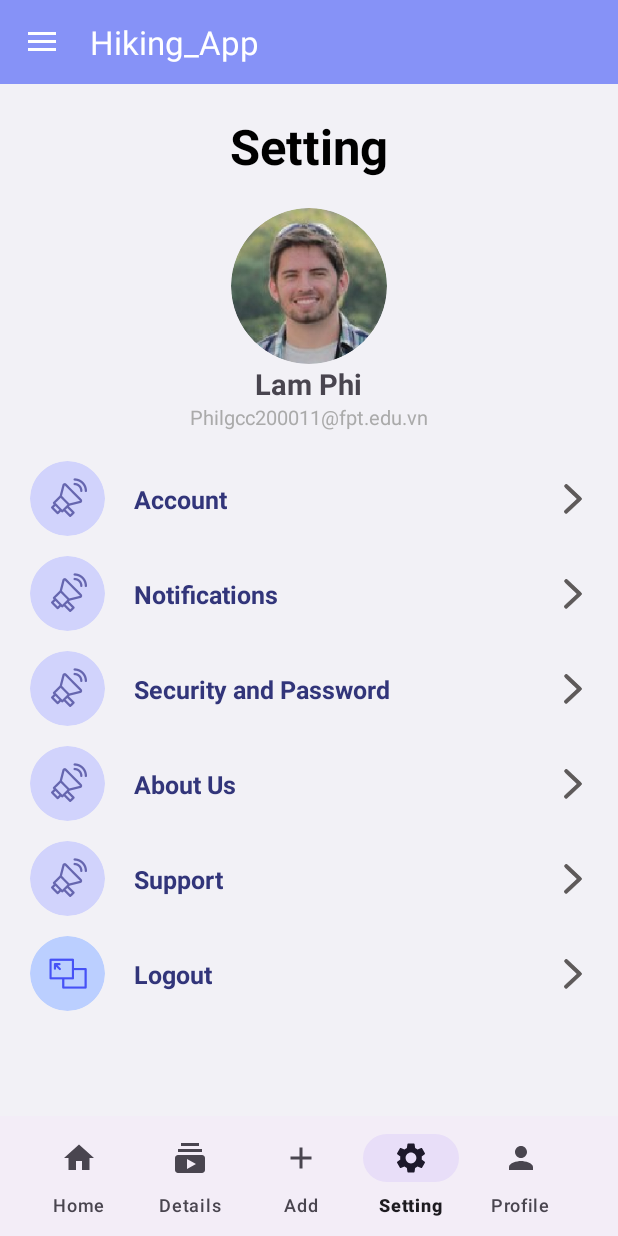
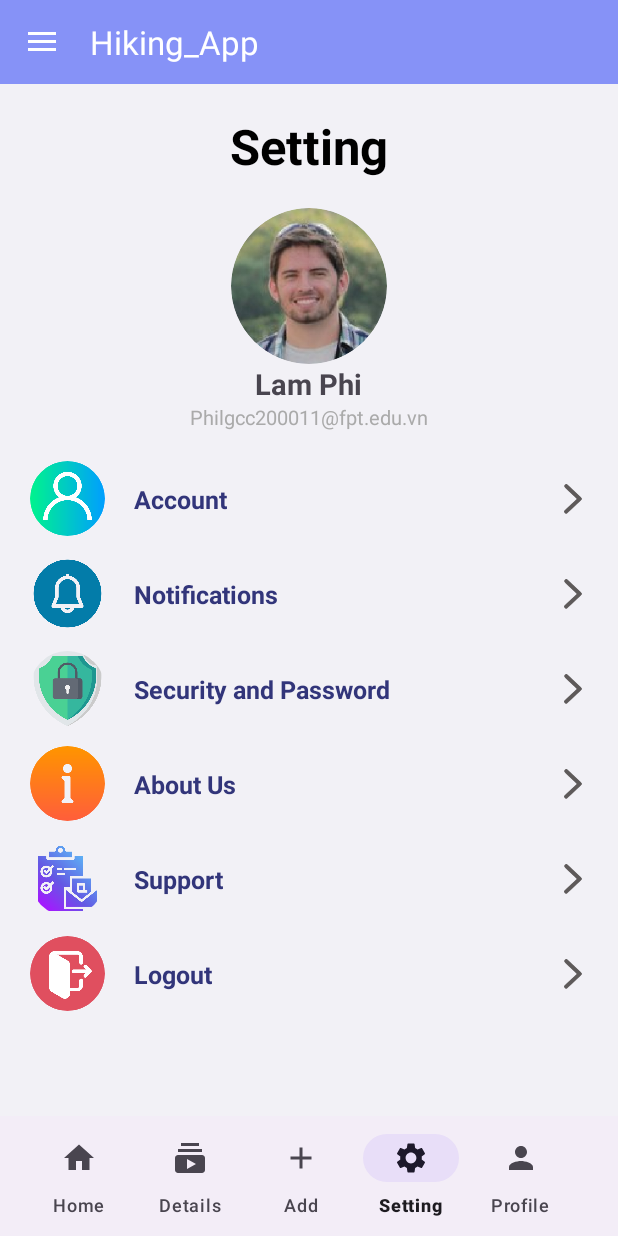
Before and after one commit to SkullCuong/Moblie_COMP1786, an Android app: the screen it shows after launch (MainActivity2), item 4 of the bottom bar chosen, on a phone screen of 412 x 824 dp. Run offline under Robolectric (Android 15) with nearby library versions, the phone set to English and light mode, and no system bars; our stand-ins replace Room's generated code, navigation-ui, sdp/ssp sizes; plain views replace RoundedImageView.

Commit message:
Change icon in setting page

```diff
--- a/app/src/main/res/layout/fragment_setting.xml
+++ b/app/src/main/res/layout/fragment_setting.xml
@@ -13,7 +13,6 @@
             android:layout_height="match_parent"
             android:background="@color/light_blue"
             android:orientation="vertical">
-
             <androidx.constraintlayout.widget.ConstraintLayout
                 android:layout_width="match_parent"
                 android:layout_marginTop="@dimen/_15sdp"
@@ -80,7 +79,7 @@
                             android:id="@+id/profileAccount"
                             android:layout_width="50dp"
                             android:layout_height="50dp"
-                            android:src="@drawable/btn_1"
+                            android:src="@drawable/user"
                             tools:ignore="MissingConstraints" />
                         <TextView
                             android:layout_width="wrap_content"
@@ -113,7 +112,7 @@
                         android:id="@+id/NotificationIcon"
                         android:layout_width="50dp"
                         android:layout_height="50dp"
-                        android:src="@drawable/btn_1"
+                        android:src="@drawable/notification"
                         tools:ignore="MissingConstraints" />
                     <TextView
                         android:layout_width="wrap_content"
@@ -146,7 +145,7 @@
                         android:id="@+id/securityIcon"
                         android:layout_width="50dp"
                         android:layout_height="50dp"
-                        android:src="@drawable/btn_1"
+                        android:src="@drawable/shield"
                         tools:ignore="MissingConstraints" />
                     <TextView
                         android:layout_width="wrap_content"
@@ -179,7 +178,7 @@
                         android:id="@+id/AboutusIcon"
                         android:layout_width="50dp"
                         android:layout_height="50dp"
-                        android:src="@drawable/btn_1"
+                        android:src="@drawable/info"
                         tools:ignore="MissingConstraints" />
                     <TextView
                         android:layout_width="wrap_content"
@@ -212,7 +211,7 @@
                         android:id="@+id/SupportIcon"
                         android:layout_width="50dp"
                         android:layout_height="50dp"
-                        android:src="@drawable/btn_1"
+                        android:src="@drawable/support"
                         tools:ignore="MissingConstraints" />
                     <TextView
                         android:layout_width="wrap_content"
@@ -245,7 +244,7 @@
                         android:id="@+id/LogoutIcon"
                         android:layout_width="50dp"
                         android:layout_height="50dp"
-                        android:src="@drawable/btn_6"
+                        android:src="@drawable/logout"
                         tools:ignore="MissingConstraints" />
                     <TextView
                         android:layout_width="wrap_content"
```
Also changed, not shown: app/src/main/res/drawable/info.png (added), app/src/main/res/drawable/logout.png (added), app/src/main/res/drawable/notification.png (added), app/src/main/res/drawable/shield.png (added), app/src/main/res/drawable/support.png (added), app/src/main/res/drawable/user.png (added), app/src/main/res/drawable/user2.png (added).
